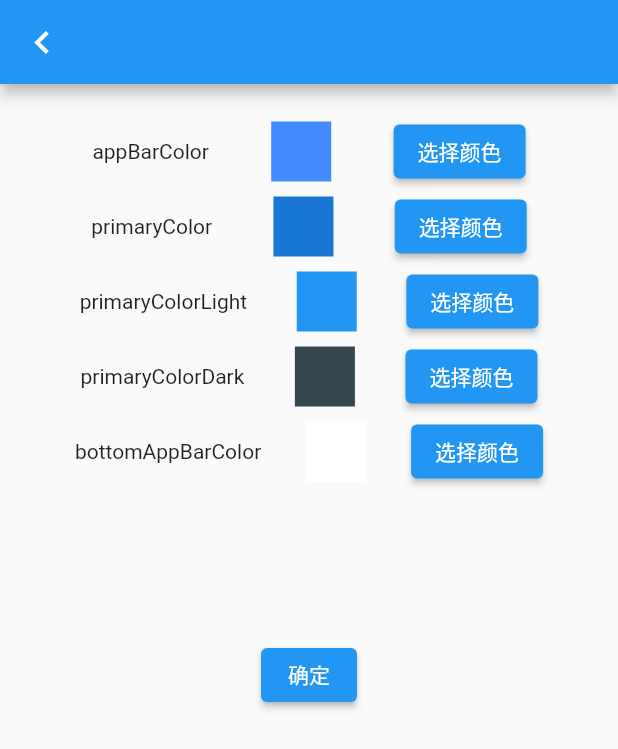
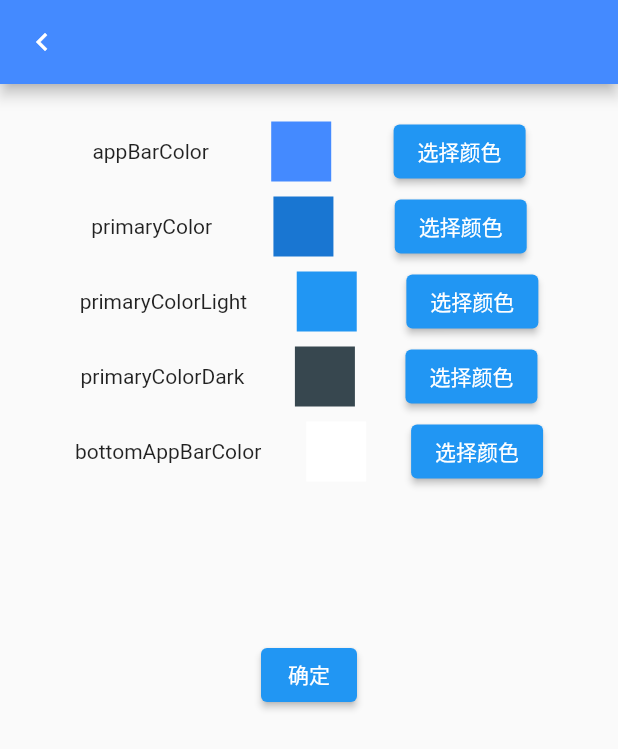
Before and after one commit to guchengxi1994/a-cool-app, a Flutter app: the ColorSettingPage screen opened directly, on a phone screen of 412 x 824 dp. Shown: the top 749 px of the screen. Run offline on Flutter 3.47's test engine with Material 2 defaults, Android fonts, the phone set to English and light mode, and no system bars; drawn by our look-alikes of loading_overlay; our stand-ins replace flutter_colorpicker, flutter_i18n, flutter_markdown, fluttertoast, shared_preferences; missing offline and left inert: dart:js; accounts and stored records are empty.

Commit message:
update some widgets

```diff
--- a/frontend/codind/lib/pages/_color_setting_page.dart
+++ b/frontend/codind/lib/pages/_color_setting_page.dart
@@ -59,7 +59,6 @@
 
 // ignore_for_file: prefer_const_constructors_in_immutables
 
-import 'package:codind/pages/_back_screen_minin.dart';
 import 'package:codind/pages/_loading_page_mixin.dart';
 import 'package:codind/providers/my_providers.dart';
 import 'package:codind/utils/utils.dart';
@@ -88,10 +87,19 @@ class _ColorSettingPageState extends State<ColorSettingPage>
   Widget buildView() {
     return Scaffold(
       appBar: AppBar(
-        leading: IconButton(
-          icon: const Icon(
+        elevation: Responsive.isRoughMobile(context) ? 4 : 0,
+        backgroundColor: Responsive.isRoughMobile(context)
+            ? Colors.blueAccent
+            : Colors.grey[300],
+        automaticallyImplyLeading: false,
+        leading: PlatformUtils.isWeb
+            ? null
+            : IconButton(
+                icon: Icon(
                   Icons.chevron_left,
-            size: 30,
+                  color: Responsive.isRoughMobile(context)
+                      ? Colors.white
+                      : Colors.black,
                 ),
                 onPressed: () {
                   Navigator.of(context).pop();
```
Also changed, not shown: frontend/codind/lib/pages/_base_page.dart (+0 -9 lines). Lines whose indentation alone changed are shown as unchanged.
